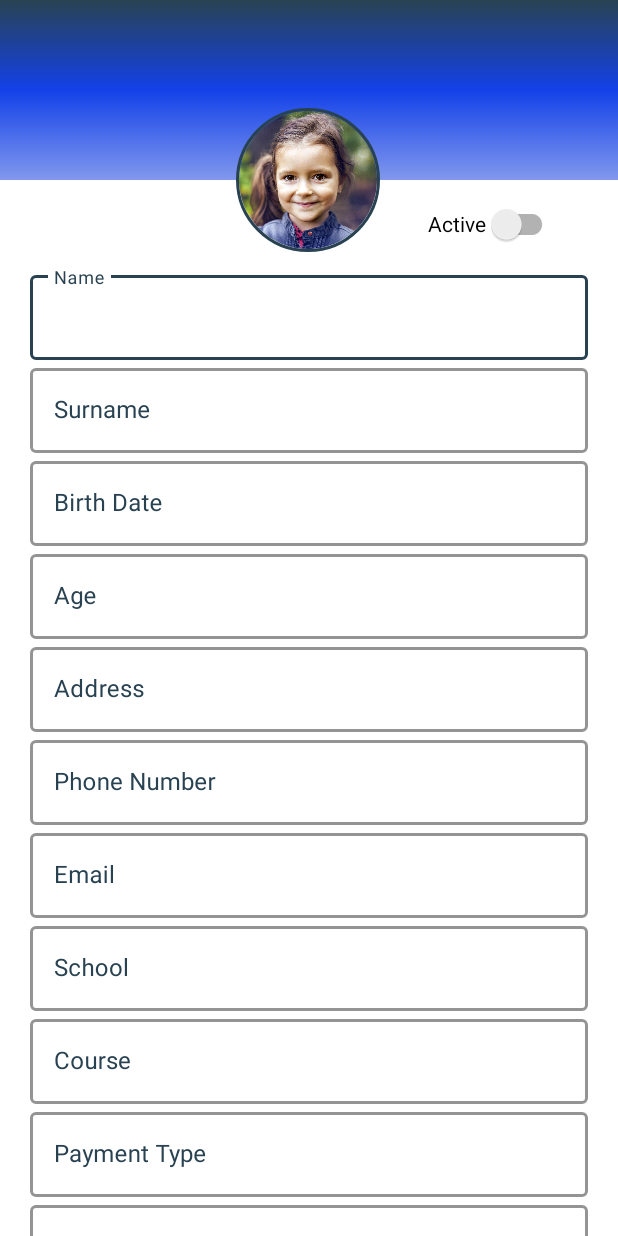
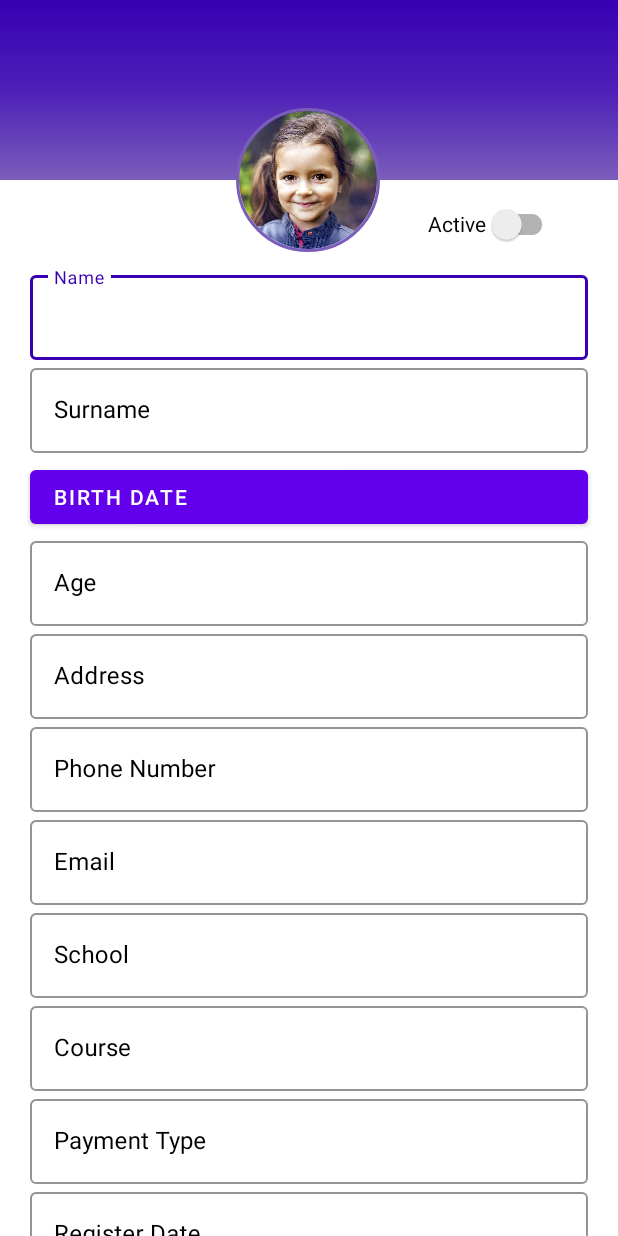
Before and after one commit to DanielItb/Yapp_Android, an Android app: the screen it shows after launch (MainActivity), on a phone screen of 412 x 824 dp. Run offline under Robolectric (Android 15) with nearby library versions, the phone set to English and light mode, and no system bars; our stand-ins replace CircleImageView.

Commit message:
Form patient 1.0

```diff
--- a/app/src/main/java/cat/itb/yapp/fragments/UserProfileFragment.java
+++ b/app/src/main/java/cat/itb/yapp/fragments/UserProfileFragment.java
@@ -8,11 +8,17 @@ import android.view.LayoutInflater;
 import android.view.View;
 import android.view.ViewGroup;
 
+import com.google.android.material.button.MaterialButton;
+import com.google.android.material.datepicker.MaterialDatePicker;
+import com.google.android.material.datepicker.MaterialPickerOnPositiveButtonClickListener;
+import com.google.android.material.textfield.TextInputEditText;
+
 import cat.itb.yapp.R;
-import de.hdodenhof.circleimageview.CircleImageView;
 
 
 public class UserProfileFragment extends Fragment {
+    private MaterialButton birthDateButton;
+    private TextInputEditText registerDate;
 
     @Override
     public void onCreate(Bundle savedInstanceState) {
@@ -21,7 +27,30 @@ public class UserProfileFragment extends Fragment {
 
     @Override
     public View onCreateView(LayoutInflater inflater, ViewGroup container, Bundle savedInstanceState) {
-        // Inflate the layout for this fragment
-        return inflater.inflate(R.layout.fragment_user_profile, container, false);
+        View v = inflater.inflate(R.layout.fragment_user_profile, container, false);
+
+        registerDate = v.findViewById(R.id.registerDateEditText);
+
+        birthDateButton = v.findViewById(R.id.birthDateButton);
+        birthDateButton.setOnClickListener(this::datePickerCall);
+
+        return v;
+    }
+
+    public void datePickerCall(View v) {
+        datePicker();
+    }
+
+    public void datePicker() {
+        MaterialDatePicker.Builder<Long> builder = MaterialDatePicker.Builder.datePicker();
+        builder.setTitleText("Select date: ");
+        final MaterialDatePicker<Long> picker = builder.build();
+        picker.show(getChildFragmentManager(), picker.toString());
+        if (picker.addOnPositiveButtonClickListener(new MaterialPickerOnPositiveButtonClickListener<Long>() {
+            @Override
+            public void onPositiveButtonClick(Long selection) {
+                birthDateButton.setText(String.valueOf(picker.getHeaderText()));
+            }
+        })) ;
     }
 }
--- a/app/src/main/res/drawable/profile_background_gradient.xml
+++ b/app/src/main/res/drawable/profile_background_gradient.xml
@@ -3,9 +3,9 @@
     <item>
         <shape>
             <gradient
-                android:startColor="#8198ED"
-                android:centerColor="#1341E8"
-                android:endColor="@color/blue_main"
+                android:startColor="#7A5EBA"
+                android:centerColor="#4E1FB8"
+                android:endColor="#FF3700B3"
                 android:angle="90"
                 />
         </shape>
--- a/app/src/main/res/layout/fragment_user_profile.xml
+++ b/app/src/main/res/layout/fragment_user_profile.xml
@@ -30,7 +30,7 @@
         android:layout_height="96dp"
         android:layout_marginTop="72dp"
         android:src="@drawable/kid"
-        app:civ_border_color="@color/blue_main"
+        app:civ_border_color="#7A5EBA"
         app:civ_border_width="2dp"
         app:layout_constraintEnd_toEndOf="parent"
         app:layout_constraintHorizontal_bias="0.498"
@@ -75,7 +75,7 @@
                 app:boxBackgroundColor="@color/white"
                 app:endIconCheckable="true"
                 app:endIconMode="clear_text"
-                app:hintTextColor="@color/blue_main"
+                app:hintTextColor="@color/purple_700"
                 app:layout_constraintEnd_toEndOf="parent"
                 app:layout_constraintStart_toStartOf="parent"
                 app:layout_constraintTop_toTopOf="parent">
@@ -83,7 +83,8 @@
                 <com.google.android.material.textfield.TextInputEditText
                     android:id="@+id/nameEditText"
                     android:layout_width="match_parent"
-                    android:layout_height="match_parent" />
+                    android:layout_height="match_parent"
+                    android:inputType="text"/>
             </com.google.android.material.textfield.TextInputLayout>
 
             <com.google.android.material.textfield.TextInputLayout
@@ -93,7 +94,7 @@
                 app:boxBackgroundColor="@color/white"
                 app:endIconCheckable="true"
                 app:endIconMode="clear_text"
-                app:hintTextColor="@color/blue_main"
+                app:hintTextColor="@color/purple_700"
                 app:layout_constraintEnd_toEndOf="parent"
                 app:layout_constraintStart_toStartOf="parent"
                 app:layout_constraintTop_toBottomOf="@+id/nameInputLayout">
@@ -101,25 +102,40 @@
                 <com.google.android.material.textfield.TextInputEditText
                     android:id="@+id/surnameEditText"
                     android:layout_width="match_parent"
-                    android:layout_height="match_parent" />
+                    android:layout_height="match_parent"
+                    android:inputType="text"/>
             </com.google.android.material.textfield.TextInputLayout>
 
-            <com.google.android.material.textfield.TextInputLayout
-                android:id="@+id/birthDateInputLayout"
-                style="@style/TextInputStyle"
-                android:hint="@string/birth_date"
-                app:boxBackgroundColor="@color/white"
-                app:endIconCheckable="true"
-                app:endIconMode="clear_text"
-                app:hintTextColor="@color/blue_main"
-                app:layout_constraintStart_toStartOf="parent"
-                app:layout_constraintTop_toBottomOf="@+id/surnameInputLayout">
+<!--            <com.google.android.material.textfield.TextInputLayout-->
+<!--                android:id="@+id/birthDateInputLayout"-->
+<!--                style="@style/TextInputStyle"-->
+<!--                android:hint="@string/birth_date"-->
+<!--                app:boxBackgroundColor="@color/white"-->
+<!--                app:endIconCheckable="true"-->
+<!--                app:endIconMode="clear_text"-->
+<!--                app:hintTextColor="@color/purple_700"-->
+<!--                app:layout_constraintStart_toStartOf="parent"-->
+<!--                app:layout_constraintTop_toBottomOf="@+id/surnameInputLayout">-->
 
-                <com.google.android.material.textfield.TextInputEditText
-                    android:id="@+id/birthDateEditText"
-                    android:layout_width="match_parent"
-                    android:layout_height="match_parent" />
-            </com.google.android.material.textfield.TextInputLayout>
+<!--                <com.google.android.material.textfield.TextInputEditText-->
+<!--                    android:id="@+id/birthDateEditText"-->
+<!--                    android:layout_width="match_parent"-->
+<!--                    android:layout_height="match_parent" />-->
+<!--            </com.google.android.material.textfield.TextInputLayout>-->
+
+            <com.google.android.material.button.MaterialButton
+                android:id="@+id/birthDateButton"
+                android:layout_width="match_parent"
+                android:layout_height="wrap_content"
+                android:layout_marginEnd="20dp"
+                android:layout_marginStart="20dp"
+                app:layout_constraintTop_toBottomOf="@+id/surnameInputLayout"
+                android:gravity="left"
+                android:text="@string/birth_date"
+                android:textColor="@color/white"
+                android:layout_marginTop="5dp"
+                tools:ignore="RtlHardcoded"
+                android:paddingTop="8dp"/>
 
             <com.google.android.material.textfield.TextInputLayout
                 android:id="@+id/ageInputLayout"
@@ -128,15 +144,18 @@
                 app:boxBackgroundColor="@color/white"
                 app:endIconCheckable="true"
                 app:endIconMode="clear_text"
-                app:hintTextColor="@color/blue_main"
+                app:hintTextColor="@color/purple_700"
                 app:layout_constraintEnd_toEndOf="parent"
-                app:layout_constraintTop_toBottomOf="@+id/birthDateInputLayout">
+                app:layout_constraintTop_toBottomOf="@+id/birthDateButton">
 
                 <com.google.android.material.textfield.TextInputEditText
                     android:id="@+id/ageEditText"
                     android:layout_width="match_parent"
-                    android:layout_height="match_parent" />
+                    android:layout_height="match_parent"
+                    android:inputType="number"/>
             </com.google.android.material.textfield.TextInputLayout>
+
+
 
             <com.google.android.material.textfield.TextInputLayout
                 android:id="@+id/addressInputLayout"
@@ -145,7 +164,7 @@
                 app:boxBackgroundColor="@color/white"
                 app:endIconCheckable="true"
                 app:endIconMode="clear_text"
-                app:hintTextColor="@color/blue_main"
+                app:hintTextColor="@color/purple_700"
                 app:layout_constraintEnd_toEndOf="parent"
                 app:layout_constraintStart_toStartOf="parent"
                 app:layout_constraintTop_toBottomOf="@+id/ageInputLayout">
@@ -153,7 +172,8 @@
                 <com.google.android.material.textfield.TextInputEditText
                     android:id="@+id/addressEditText"
                     android:layout_width="match_parent"
-                    android:layout_height="match_parent" />
+                    android:layout_height="match_parent"
+                    android:inputType="text"/>
             </com.google.android.material.textfield.TextInputLayout>
 
             <com.google.android.material.textfield.TextInputLayout
@@ -163,14 +183,15 @@
                 app:boxBackgroundColor="@color/white"
                 app:endIconCheckable="true"
                 app:endIconMode="clear_text"
-                app:hintTextColor="@color/blue_main"
+                app:hintTextColor="@color/purple_700"
                 app:layout_constraintStart_toStartOf="parent"
                 app:layout_constraintTop_toBottomOf="@+id/addressInputLayout">
 
                 <com.google.android.material.textfield.TextInputEditText
                     android:id="@+id/phoneEditText"
                     android:layout_width="match_parent"
-                    android:layout_height="match_parent" />
+                    android:layout_height="match_parent"
+                    android:inputType="number"/>
             </com.google.android.material.textfield.TextInputLayout>
 
             <com.google.android.material.textfield.TextInputLayout
@@ -180,14 +201,15 @@
                 app:boxBackgroundColor="@color/white"
                 app:endIconCheckable="true"
                 app:endIconMode="clear_text"
-                app:hintTextColor="@color/blue_main"
+                app:hintTextColor="@color/purple_700"
                 app:layout_constraintEnd_toEndOf="parent"
                 app:layout_constraintTop_toBottomOf="@+id/phoneInputLayout">
 
                 <com.google.android.material.textfield.TextInputEditText
                     android:id="@+id/emailEditText"
                     android:layout_width="match_parent"
-                    android:layout_height="match_parent" />
+                    android:layout_height="match_parent"
+                    android:inputType="text"/>
             </com.google.android.material.textfield.TextInputLayout>
 
             <com.google.android.material.textfield.TextInputLayout
@@ -197,14 +219,15 @@
                 app:boxBackgroundColor="@color/white"
                 app:endIconCheckable="true"
                 app:endIconMode="clear_text"
-                app:hintTextColor="@color/blue_main"
+                app:hintTextColor="@color/purple_700"
                 app:layout_constraintEnd_toEndOf="parent"
                 app:layout_constraintTop_toBottomOf="@+id/emailInputLayout">
 
                 <com.google.android.material.textfield.TextInputEditText
                     android:id="@+id/schoolEditText"
                     android:layout_width="match_parent"
-                    android:layout_height="match_parent" />
+                    android:layout_height="match_parent"
+                    android:inputType="text"/>
             </com.google.android.material.textfield.TextInputLayout>
 
             <com.google.android.material.textfield.TextInputLayout
@@ -214,17 +237,19 @@
                 app:boxBackgroundColor="@color/white"
                 app:endIconCheckable="true"
                 app:endIconMode="clear_text"
-                app:hintTextColor="@color/blue_main"
+                app:hintTextColor="@color/purple_700"
                 app:layout_constraintEnd_toEndOf="parent"
                 app:layout_constraintTop_toBottomOf="@+id/schoolInputLayout">
 
                 <com.google.android.material.textfield.TextInputEditText
                     android:id="@+id/courseEditText"
                     android:layout_width="match_parent"
-                    android:layout_height="match_parent" />
+                    android:layout_height="match_parent"
+                    android:inputType="text"/>
 
             </com.google.android.material.textfield.TextInputLayout>
 
+            <!--TODO hacer el metodo de pago un sniper seleccionable-->
             <com.google.android.material.textfield.TextInputLayout
                 android:id="@+id/paymentInputLayout"
                 style="@style/TextInputStyle"
@@ -232,7 +257,7 @@
                 app:boxBackgroundColor="@color/white"
                 app:endIconCheckable="true"
                 app:endIconMode="clear_text"
-                app:hintTextColor="@color/blue_main"
+                app:hintTextColor="@color/purple_700"
                 app:layout_constraintEnd_toEndOf="parent"
                 app:layout_constraintTop_toBottomOf="@+id/courseInputLayout">
 
@@ -243,6 +268,19 @@
 
             </com.google.android.material.textfield.TextInputLayout>
 
+<!--            <com.google.android.material.button.MaterialButton-->
+<!--                android:id="@+id/registerDateDateInputLayout"-->
+<!--                android:layout_width="match_parent"-->
+<!--                android:layout_height="wrap_content"-->
+<!--                android:layout_marginEnd="20dp"-->
+<!--                android:layout_marginStart="20dp"-->
+<!--                app:layout_constraintTop_toBottomOf="@+id/paymentInputLayout"-->
+<!--                android:gravity="left"-->
+<!--                android:text="@string/birth_date"-->
+<!--                android:textColor="@color/white"-->
+<!--                android:layout_marginTop="5dp"-->
+<!--                tools:ignore="RtlHardcoded"-->
+<!--                android:paddingTop="8dp"/>-->
             <com.google.android.material.textfield.TextInputLayout
                 android:id="@+id/registerDateInputLayout"
                 style="@style/TextInputStyle"
@@ -254,12 +292,14 @@
                 app:layout_constraintEnd_toEndOf="parent"
                 app:layout_constraintTop_toBottomOf="@+id/paymentInputLayout">
 
+
                 <com.google.android.material.textfield.TextInputEditText
                     android:id="@+id/registerDateEditText"
                     android:layout_width="match_parent"
-                    android:layout_height="match_parent" />
+                    android:layout_height="match_parent"
+                    android:focusable="false"/>
+
             </com.google.android.material.textfield.TextInputLayout>
-
 
         </androidx.constraintlayout.widget.ConstraintLayout>
     </ScrollView>
--- a/app/src/main/res/values/colors.xml
+++ b/app/src/main/res/values/colors.xml
@@ -7,5 +7,5 @@
     <color name="teal_700">#FF018786</color>
     <color name="black">#FF000000</color>
     <color name="white">#FFFFFFFF</color>
-    <color name="blue_main">#294252</color>
+    <color name="blue_main">#2424EF</color>
 </resources>
--- a/app/src/main/res/values/themes.xml
+++ b/app/src/main/res/values/themes.xml
@@ -3,8 +3,7 @@
     <style name="Theme.Yapp" parent="Theme.MaterialComponents.Light.NoActionBar">
         <!-- Primary brand color. -->
         <item name="colorPrimary">@color/purple_500</item>
-        <item name="colorPrimaryVariant">@color/blue_main</item>
-        <item name="colorOnPrimary">@color/white</item>
+        <item name="colorPrimaryVariant">@color/purple_700</item>
         <!-- Secondary brand color. -->
         <item name="colorSecondary">@color/teal_200</item>
         <item name="colorSecondaryVariant">@color/teal_700</item>
@@ -16,11 +15,11 @@
 
 
    <style name="TextInputStyle" parent="Widget.MaterialComponents.TextInputLayout.OutlinedBox">
-       <item name="boxStrokeColor">@color/blue_main</item>
-       <item name="boxStrokeWidth">2dp</item>
+       <item name="boxStrokeColor">@color/purple_700</item>
+       <item name="boxStrokeWidth">1dp</item>
        <item name="android:layout_marginStart">20dp</item>
        <item name="android:layout_marginEnd">20dp</item>
-       <item name="android:textColorHint">@color/blue_main</item>
+       <item name="android:textColorHint">@color/black</item>
        <item name="android:layout_width">match_parent</item>
        <item name="android:layout_height">wrap_content</item>
    </style>
@@ -30,5 +29,16 @@
         <item name="colorSecondary">@color/blue_main</item>
     </style>
 
+    <style name="BirthDateButton" parent="Widget.MaterialComponents.Button.OutlinedButton">
+        <item name="android:padding">10dp</item>
+        <item name="android:background">@color/white</item>
+        <item name="strokeColor">@color/black</item>
+        <item name="strokeWidth">5dp</item>
+        <item name="textAllCaps">false</item>
+        <item name="android:alpha">0.50</item>
+    </style>
+
+
+
 
 </resources>
```
